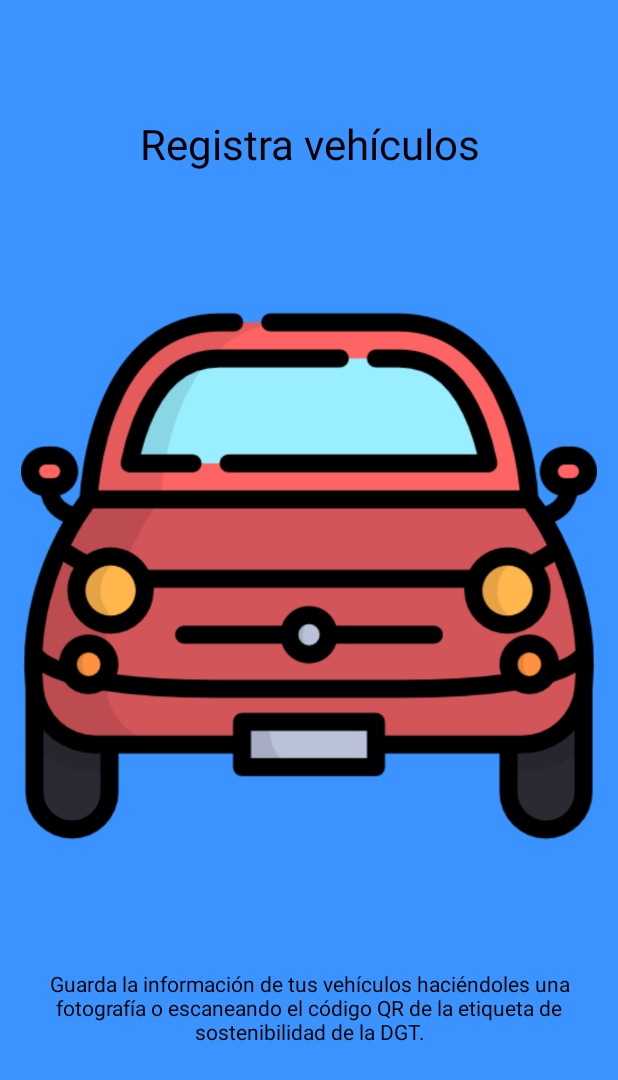
After one commit to IvanDeMingo/comparador-seguros, an Android app: the layout intro_slide_2.xml on its own in the app's theme, with its tools: preview values and no code run, on a phone screen of 412 x 824 dp. The commit adds this screen. Shown: the top 1080 px of the screen. Run offline under Robolectric (Android 15) with nearby library versions, the phone set to English and light mode, and no system bars.

Commit message:
Introduction added

```diff
--- a/app/build.gradle
+++ b/app/build.gradle
@@ -25,4 +25,5 @@ dependencies {
     testImplementation 'junit:junit:4.12'
     androidTestImplementation 'com.android.support.test:runner:1.0.1'
     androidTestImplementation 'com.android.support.test.espresso:espresso-core:3.0.1'
+    compile 'com.github.apl-devs:appintro:v4.2.2' // Intro tour
 }
--- a/app/src/main/AndroidManifest.xml
+++ b/app/src/main/AndroidManifest.xml
@@ -16,6 +16,8 @@
                 <category android:name="android.intent.category.LAUNCHER" />
             </intent-filter>
         </activity>
+        <activity android:name=".introduction.IntroActivity"
+            android:theme="@style/IntroTheme" />
     </application>
 
 </manifest>
--- a/app/src/main/java/pae/seguros/MainActivity.java
+++ b/app/src/main/java/pae/seguros/MainActivity.java
@@ -1,7 +1,10 @@
 package pae.seguros;
 
+import android.content.Intent;
 import android.support.v7.app.AppCompatActivity;
 import android.os.Bundle;
+
+import pae.seguros.introduction.IntroActivity;
 
 public class MainActivity extends AppCompatActivity {
 
@@ -9,5 +12,8 @@ public class MainActivity extends AppCompatActivity {
     protected void onCreate(Bundle savedInstanceState) {
         super.onCreate(savedInstanceState);
         setContentView(R.layout.activity_main);
+
+        Intent introIntent = new Intent(this, IntroActivity.class);
+        startActivity(introIntent);
     }
 }
--- /dev/null
+++ b/app/src/main/res/layout/intro_slide_2.xml
@@ -0,0 +1,39 @@
+<?xml version="1.0" encoding="utf-8"?>
+<LinearLayout xmlns:android="http://schemas.android.com/apk/res/android"
+    android:orientation="vertical" android:layout_width="match_parent"
+    android:layout_height="match_parent"
+    android:background="@color/colorPrimary"
+    android:gravity="center"
+    android:id="@+id/intro_slide_2_layout"
+    android:paddingBottom="56dp">
+
+    <TextView
+        android:layout_width="wrap_content"
+        android:layout_height="0dp"
+        android:layout_weight="1"
+        android:text="@string/intro_slide_2_title"
+        android:id="@+id/intro_slide_2_title"
+        android:textSize="28sp"
+        android:textColor="@android:color/black"
+        android:gravity="center"
+        />
+
+    <ImageView
+        android:layout_width="match_parent"
+        android:layout_height="0dp"
+        android:layout_weight="2"
+        android:src="@drawable/car"
+        />
+
+    <TextView
+        android:layout_width="wrap_content"
+        android:layout_height="0dp"
+        android:layout_weight="1"
+        android:text="@string/intro_slide_2_description"
+        android:gravity="center"
+        android:textColor="@android:color/black"
+        android:layout_marginLeft="24dp"
+        android:layout_marginRight="24dp"
+        />
+
+</LinearLayout>
--- a/app/src/main/res/values/colors.xml
+++ b/app/src/main/res/values/colors.xml
@@ -1,6 +1,6 @@
 <?xml version="1.0" encoding="utf-8"?>
 <resources>
-    <color name="colorPrimary">#3F51B5</color>
-    <color name="colorPrimaryDark">#303F9F</color>
-    <color name="colorAccent">#FF4081</color>
+    <color name="colorPrimary">#3a93ff</color>
+    <color name="colorPrimaryDark">#0066cb</color>
+    <color name="colorAccent">#7dc3ff</color>
 </resources>
--- a/app/src/main/res/values/strings.xml
+++ b/app/src/main/res/values/strings.xml
@@ -1,3 +1,9 @@
 <resources>
     <string name="app_name">Seguros</string>
+    <string name="intro_slide_1_title">Comparador de seguros</string>
+    <string name="intro_slide_1_description">Compara seguros de coche rápida y fácilmente.</string>
+    <string name="intro_slide_2_title">Registra vehículos</string>
+    <string name="intro_slide_2_description">Guarda la información de tus vehículos haciéndoles una fotografía o escaneando el código QR de la etiqueta de sostenibilidad de la DGT.</string>
+    <string name="intro_slide_3_title">Registra conductores</string>
+    <string name="intro_slide_3_description">Almacena información de los conductores que conducirán tus vehículos haciendo una fotografía a sus DNIs o leyéndolos con NFC.</string>
 </resources>
--- a/app/src/main/res/values/styles.xml
+++ b/app/src/main/res/values/styles.xml
@@ -8,4 +8,8 @@
         <item name="colorAccent">@color/colorAccent</item>
     </style>
 
+    <style name="IntroTheme" parent="Theme.AppCompat.Light.NoActionBar">
+        <item name="android:statusBarColor">@color/colorPrimary</item>
+    </style>
+
 </resources>
--- a/build.gradle
+++ b/build.gradle
@@ -19,6 +19,7 @@ allprojects {
     repositories {
         google()
         jcenter()
+        maven { url 'https://jitpack.io' } // Intro tour
     }
 }
 
```
Also changed, not shown: app/src/main/java/pae/seguros/introduction/IntroActivity.java (added, +35 -0 lines), app/src/main/java/pae/seguros/introduction/IntroFragment.java (added, +40 -0 lines), app/src/main/res/layout/intro_slide_1.xml (added, +39 -0 lines), app/src/main/res/layout/intro_slide_3.xml (added, +39 -0 lines), app/src/main/res/drawable/car.png (added), app/src/main/res/drawable/car_insurance.png (added), app/src/main/res/drawable/steering_wheel.png (added).
